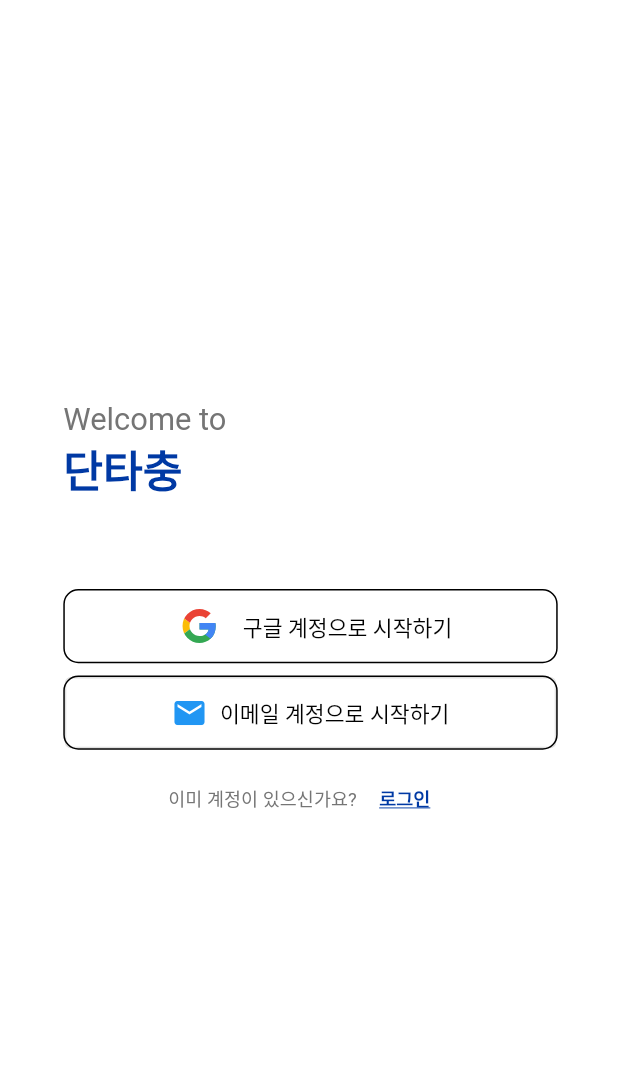
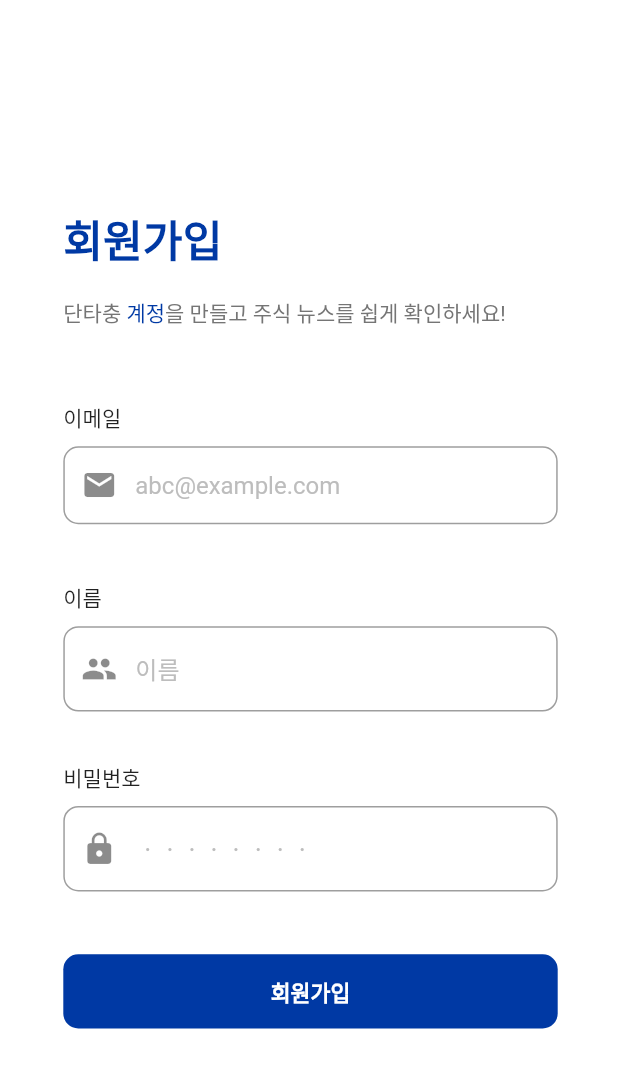
Before and after one commit to kookmin-sw/capstone-2022-07, a Flutter app: the screen it shows after launch, on a phone screen of 412 x 824 dp. Shown: the top 1068 px of the screen. Run offline on Flutter 3.47's test engine with Material 2 defaults, Android fonts, the phone set to English and light mode, and no system bars; our stand-ins replace badges, firebase_auth, firebase_core, flutter_svg, google_nav_bar, google_sign_in and 1 more; accounts and stored records are empty.

Commit message:
Implement Register Screen

```diff
--- a/flutter_application_1/lib/init.dart
+++ b/flutter_application_1/lib/init.dart
@@ -1,6 +1,7 @@
 import 'package:flutter/material.dart';
 import 'package:firebase_auth/firebase_auth.dart';
 import 'package:flutter_application_1/screens/login_screen.dart';
+import 'package:flutter_application_1/screens/register.dart';
 
 class Init extends StatelessWidget {
   @override
@@ -9,8 +10,7 @@ class Init extends StatelessWidget {
       stream: FirebaseAuth.instance.authStateChanges(),
       builder: (BuildContext context, AsyncSnapshot<User?> snapshot) {
         if (!snapshot.hasData) {
-          print(snapshot.data);
-          return LoginScreen();
+          return RegisterScreen();
         }
         return LoginScreen();
       },
--- a/flutter_application_1/lib/screens/login_screen.dart
+++ b/flutter_application_1/lib/screens/login_screen.dart
@@ -186,7 +186,7 @@ class _LoginScreenState extends State<LoginScreen> {
   Widget googleLoginButton(Size size) {
     return Center(
       child: Container(
-        height: size.height * 0.06,
+        height: size.height * 0.1,
         width: size.width * 0.8,
         margin: EdgeInsets.only(bottom: size.height * 0.01),
         decoration: BoxDecoration(
@@ -222,7 +222,7 @@ class _LoginScreenState extends State<LoginScreen> {
   Widget emailLoginButton(BuildContext context, Size size) {
     return Center(
       child: Container(
-        height: size.height * 0.06,
+        height: size.height * 0.1,
         width: size.width * 0.8,
         margin: EdgeInsets.only(bottom: size.height * 0.01),
         decoration: BoxDecoration(
--- /dev/null
+++ b/flutter_application_1/lib/screens/register.dart
@@ -0,0 +1,232 @@
+// ignore_for_file: prefer_const_constructors, prefer_const_constructors_in_immutables, prefer_final_fields
+
+import 'package:flutter/material.dart';
+import 'package:flutter_application_1/Animation/fade_animation.dart';
+import 'package:flutter_application_1/tool/validator.dart';
+
+class RegisterScreen extends StatefulWidget {
+  RegisterScreen({Key? key}) : super(key: key);
+
+  @override
+  State<RegisterScreen> createState() => _RegisterScreenState();
+}
+
+class _RegisterScreenState extends State<RegisterScreen> {
+  FocusNode _emailFocus = FocusNode();
+  final _emailKey = GlobalKey<FormState>();
+  final _nameKey = GlobalKey<FormState>();
+  final _passwordKey = GlobalKey<FormState>();
+  var _email = "";
+  var _nickname = "";
+  var _password = "";
+
+  Widget informaion(Size size) {
+    return Container(
+      padding: EdgeInsets.only(left: size.width * 0.1),
+      child: Column(
+        crossAxisAlignment: CrossAxisAlignment.start,
+        children: [
+          Container(
+            padding: EdgeInsets.only(bottom: size.height * 0.02),
+            child: Text(
+              "회원가입",
+              style: TextStyle(
+                color: Color(0xff0039A4),
+                fontSize: size.width * 0.07,
+                fontWeight: FontWeight.bold,
+              ),
+            ),
+          ),
+          Row(
+            children: [
+              Text(
+                "단타충 ",
+                style: TextStyle(
+                  color: Colors.grey.shade600,
+                ),
+              ),
+              Text(
+                "계정",
+                style: TextStyle(
+                  color: Color(0xff0039A4),
+                ),
+              ),
+              Text(
+                "을 만들고 주식 뉴스를 쉽게 확인하세요!",
+                style: TextStyle(
+                  color: Colors.grey.shade600,
+                ),
+              ),
+            ],
+          ),
+        ],
+      ),
+    );
+  }
+
+  Widget decoText(Size size, String text) {
+    return Container(
+      padding: EdgeInsets.only(
+          top: size.height * 0.01,
+          left: size.width * 0.1,
+          bottom: size.height * 0.01),
+      child: Text(text),
+    );
+  }
+
+  Widget emailInput(Size size) {
+    return Form(
+      key: _emailKey,
+      child: Center(
+        child: SizedBox(
+          height: size.height * 0.1,
+          width: size.width * 0.8,
+          child: TextFormField(
+            decoration: InputDecoration(
+                contentPadding: EdgeInsets.all(size.height * 0.02),
+                prefixIcon: Icon(Icons.email),
+                border: OutlineInputBorder(
+                    borderSide: BorderSide(color: Colors.grey[600]!),
+                    borderRadius: BorderRadius.circular(10)),
+                focusedBorder: OutlineInputBorder(
+                    borderSide: BorderSide(color: Color(0xff0039A4)),
+                    borderRadius: BorderRadius.circular(10)),
+                hintText: "abc@example.com",
+                hintStyle: TextStyle(color: Colors.grey[400])),
+            validator: (value) =>
+                CheckValidate().validateEmail(_emailFocus, value!),
+            onChanged: (value) {
+              _email = value;
+              if (_emailKey.currentState != null) {
+                _emailKey.currentState!.validate();
+              }
+            },
+          ),
+        ),
+      ),
+    );
+  }
+
+  Widget nickNameInput(Size size) {
+    return Form(
+      key: _nameKey,
+      child: Center(
+        child: SizedBox(
+          height: size.height * 0.1,
+          width: size.width * 0.8,
+          child: TextFormField(
+            decoration: InputDecoration(
+                contentPadding: EdgeInsets.all(size.height * 0.02),
+                prefixIcon: Icon(Icons.people),
+                border: OutlineInputBorder(
+                    borderSide: BorderSide(color: Colors.grey[600]!),
+                    borderRadius: BorderRadius.circular(10)),
+                focusedBorder: OutlineInputBorder(
+                    borderSide: BorderSide(color: Color(0xff0039A4)),
+                    borderRadius: BorderRadius.circular(10)),
+                hintText: "이름",
+                hintStyle: TextStyle(color: Colors.grey[400])),
+            validator: (value) =>
+                CheckValidate().validateNickname(_emailFocus, value!),
+            onChanged: (value) {
+              _nickname = value;
+              if (_nameKey.currentState != null) {
+                _nameKey.currentState!.validate();
+              }
+            },
+          ),
+        ),
+      ),
+    );
+  }
+
+  Widget passwordInput(Size size) {
+    return Form(
+      key: _passwordKey,
+      child: Center(
+        child: SizedBox(
+          height: size.height * 0.1,
+          width: size.width * 0.8,
+          child: TextFormField(
+            decoration: InputDecoration(
+                contentPadding: EdgeInsets.all(size.height * 0.02),
+                prefixIcon: Icon(Icons.lock),
+                border: OutlineInputBorder(
+                    borderSide: BorderSide(color: Colors.black),
+                    borderRadius: BorderRadius.circular(10)),
+                focusedBorder: OutlineInputBorder(
+                    borderSide: BorderSide(color: Color(0xff0039A4)),
+                    borderRadius: BorderRadius.circular(10)),
+                hintText: "ㆍㆍㆍㆍㆍㆍㆍㆍ",
+                hintStyle: TextStyle(color: Colors.grey[400])),
+            validator: (value) =>
+                CheckValidate().validatePassword(_emailFocus, value!),
+            onChanged: (value) {
+              _password = value;
+              if (_passwordKey.currentState != null) {
+                _passwordKey.currentState!.validate();
+              }
+            },
+          ),
+        ),
+      ),
+    );
+  }
+
+  Widget registerButton(Size size) {
+    return Center(
+      child: Container(
+        height: size.height * 0.06,
+        width: size.width * 0.8,
+        margin: EdgeInsets.only(top: size.height * 0.02),
+        decoration: BoxDecoration(
+          color: Color(0xff0039A4),
+          borderRadius: BorderRadius.circular(10),
+        ),
+        child: TextButton(
+          onPressed: () {},
+          child: Text(
+            "회원가입",
+            style: TextStyle(
+                fontWeight: FontWeight.bold,
+                fontSize: size.width * 0.035,
+                color: Colors.white),
+          ),
+        ),
+      ),
+    );
+  }
+
+  @override
+  Widget build(BuildContext context) {
+    Size size = MediaQuery.of(context).size;
+    return Scaffold(
+      backgroundColor: Colors.white,
+      body: SafeArea(
+        child: Center(
+          child: SingleChildScrollView(
+            child: FadeAnimation(
+              2,
+              Column(
+                mainAxisAlignment: MainAxisAlignment.center,
+                crossAxisAlignment: CrossAxisAlignment.start,
+                children: [
+                  informaion(size),
+                  SizedBox(height: size.height * 0.05),
+                  decoText(size, "이메일"),
+                  emailInput(size),
+                  decoText(size, "이름"),
+                  nickNameInput(size),
+                  decoText(size, "비밀번호"),
+                  passwordInput(size),
+                  registerButton(size)
+                ],
+              ),
+            ),
+          ),
+        ),
+      ),
+      // bottomNavigationBar: Navbar(),
+    );
+  }
+}
```
Also changed, not shown: flutter_application_1/lib/tool/validator.dart (added, +94 -0 lines).
